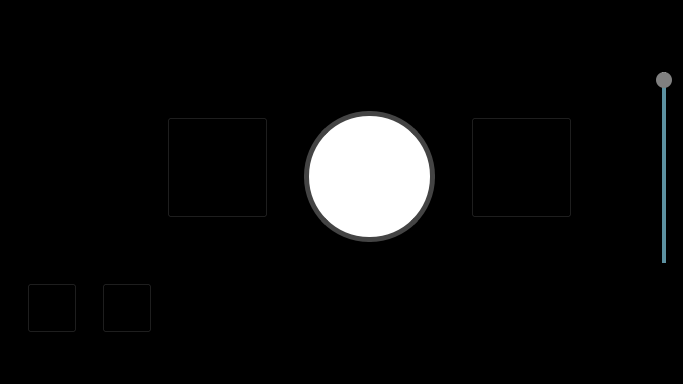
UCSolarCarTeam/Epsilon-Onboard-Media-Control, file ViewLayer/SongPlayerUi.ui: the form before one commit.
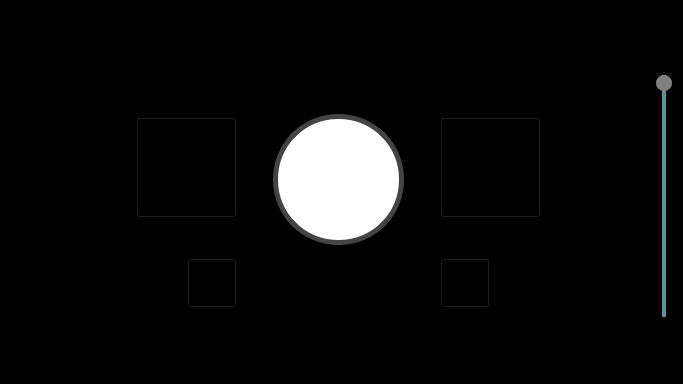
The form after the commit. Icons and pictures are not drawn.

Commit message: Shuffle now uses a seeded random number

The edit to the form file:
```diff
--- a/ViewLayer/SongPlayerUi.ui
+++ b/ViewLayer/SongPlayerUi.ui
@@ -89,11 +89,11 @@
      <property name="minimumSize">
       <size>
        <width>420</width>
-       <height>191</height>
+       <height>240</height>
       </size>
      </property>
      <layout class="QGridLayout" name="gridLayout_2">
-      <item row="1" column="2">
+      <item row="1" column="3">
        <widget class="QPushButton" name="nextSong">
         <property name="sizePolicy">
          <sizepolicy hsizetype="Fixed" vsizetype="Fixed">
@@ -240,6 +240,88 @@
         <zorder>PlayButton</zorder>
        </widget>
       </item>
+      <item row="2" column="0" alignment="Qt::AlignRight|Qt::AlignVCenter">
+       <widget class="QPushButton" name="LoopButton">
+        <property name="sizePolicy">
+         <sizepolicy hsizetype="Fixed" vsizetype="Fixed">
+          <horstretch>0</horstretch>
+          <verstretch>0</verstretch>
+         </sizepolicy>
+        </property>
+        <property name="minimumSize">
+         <size>
+          <width>50</width>
+          <height>50</height>
+         </size>
+        </property>
+        <property name="styleSheet">
+         <string notr="true">QPushButton
+{
+	border-image: url(:/Resources/IconsOff/repeat.png);
+}
+
+QPushButton:pressed
+{
+	border-image: url(:/Resources/IconsOn/repeat.png);
+}
+
+QPushButton:checked
+{
+	border-image: url(:/Resources/IconsOn/repeat.png);
+}
+
+QPushButton:checked:pressed
+{
+	border-image: url(:/Resources/IconsOff/repeat.png);
+}</string>
+        </property>
+        <property name="text">
+         <string/>
+        </property>
+       </widget>
+      </item>
+      <item row="2" column="3">
+       <widget class="QPushButton" name="ShuffleButton">
+        <property name="sizePolicy">
+         <sizepolicy hsizetype="Fixed" vsizetype="Fixed">
+          <horstretch>0</horstretch>
+          <verstretch>0</verstretch>
+         </sizepolicy>
+        </property>
+        <property name="minimumSize">
+         <size>
+          <width>50</width>
+          <height>50</height>
+         </size>
+        </property>
+        <property name="styleSheet">
+         <string notr="true">
+QPushButton
+{
+	border-image: url(:/Resources/IconsOff/shuffle.png);
+}
+
+QPushButton:pressed
+{
+	
+	border-image: url(:/Resources/IconsOn/shuffle.png);
+}
+
+QPushButton:checked
+{
+	border-image: url(:/Resources/IconsOn/shuffle.png);
+}
+
+QPushButton:checked:pressed
+{
+	border-image: url(:/Resources/IconsOff/shuffle.png);
+}</string>
+        </property>
+        <property name="text">
+         <string/>
+        </property>
+       </widget>
+      </item>
      </layout>
     </widget>
    </item>
@@ -360,88 +442,6 @@
      </property>
     </spacer>
    </item>
-   <item row="9" column="2">
-    <widget class="QPushButton" name="ShuffleButton">
-     <property name="sizePolicy">
-      <sizepolicy hsizetype="Fixed" vsizetype="Fixed">
-       <horstretch>0</horstretch>
-       <verstretch>0</verstretch>
-      </sizepolicy>
-     </property>
-     <property name="minimumSize">
-      <size>
-       <width>50</width>
-       <height>50</height>
-      </size>
-     </property>
-     <property name="styleSheet">
-      <string notr="true">
-QPushButton
-{
-	border-image: url(:/Resources/IconsOff/shuffle.png);
-}
-
-QPushButton:pressed
-{
-	
-	border-image: url(:/Resources/IconsOn/shuffle.png);
-}
-
-QPushButton:checked
-{
-	border-image: url(:/Resources/IconsOn/shuffle.png);
-}
-
-QPushButton:checked:pressed
-{
-	border-image: url(:/Resources/IconsOff/shuffle.png);
-}</string>
-     </property>
-     <property name="text">
-      <string/>
-     </property>
-    </widget>
-   </item>
-   <item row="9" column="3">
-    <widget class="QPushButton" name="LoopButton">
-     <property name="sizePolicy">
-      <sizepolicy hsizetype="Fixed" vsizetype="Fixed">
-       <horstretch>0</horstretch>
-       <verstretch>0</verstretch>
-      </sizepolicy>
-     </property>
-     <property name="minimumSize">
-      <size>
-       <width>50</width>
-       <height>50</height>
-      </size>
-     </property>
-     <property name="styleSheet">
-      <string notr="true">QPushButton
-{
-	border-image: url(:/Resources/IconsOff/repeat.png);
-}
-
-QPushButton:pressed
-{
-	border-image: url(:/Resources/IconsOn/repeat.png);
-}
-
-QPushButton:checked
-{
-	border-image: url(:/Resources/IconsOn/repeat.png);
-}
-
-QPushButton:checked:pressed
-{
-	border-image: url(:/Resources/IconsOff/repeat.png);
-}</string>
-     </property>
-     <property name="text">
-      <string/>
-     </property>
-    </widget>
-   </item>
   </layout>
  </widget>
  <resources/>
```
The commit also changes 4 other files.
